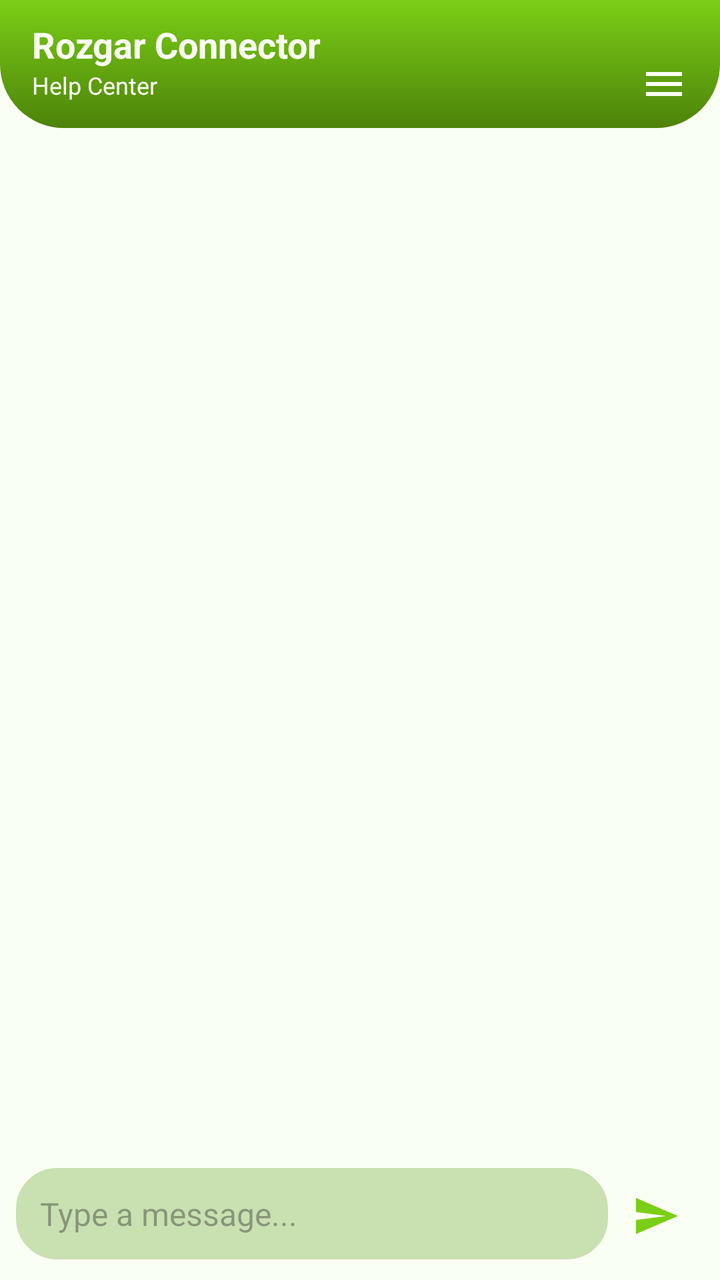
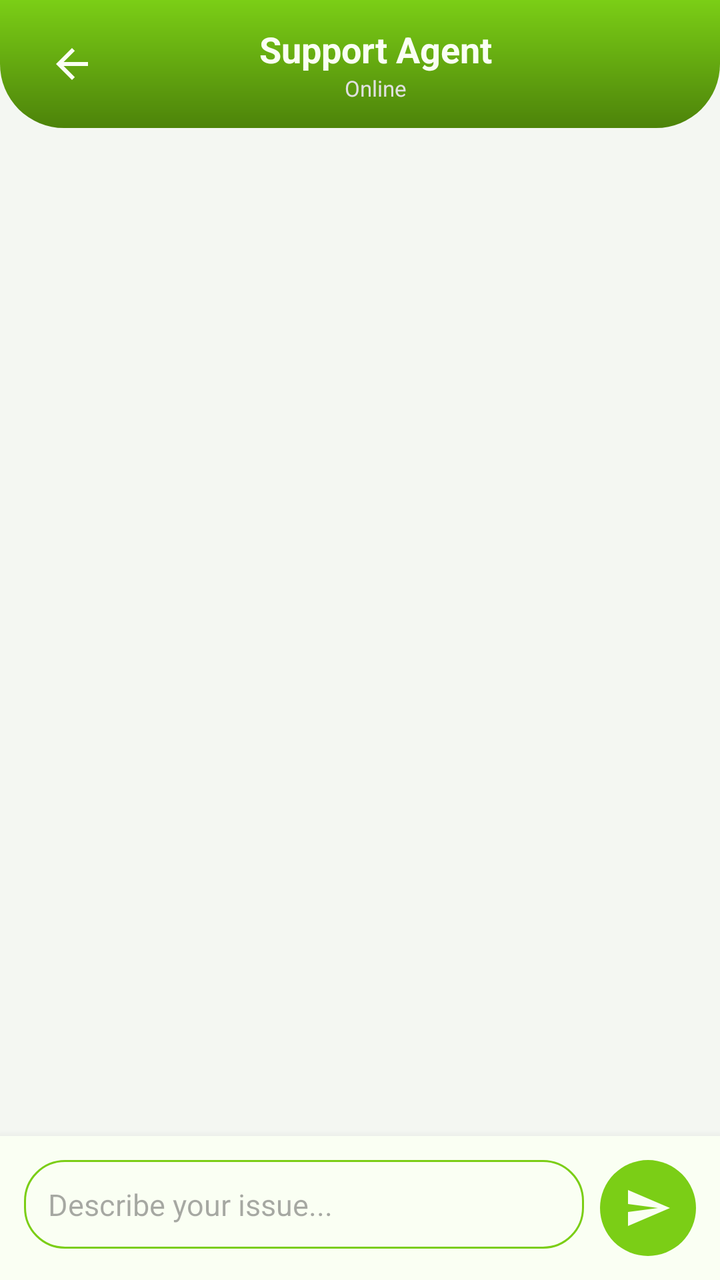

Two renders of the same Android screen: before a commit and after it. Below are the layout's source before the change and the commit's diff.
<!-- AndroidManifest.xml: application theme Theme.RozgarConnector -->
<!-- res/layout/activity_chat_with_admin.xml -->
<?xml version="1.0" encoding="utf-8"?>
<RelativeLayout xmlns:android="http://schemas.android.com/apk/res/android"
    xmlns:app="http://schemas.android.com/apk/res-auto"
    xmlns:tools="http://schemas.android.com/tools"
    android:layout_width="match_parent"
    android:layout_height="match_parent"
    android:background="@color/white"
    android:elevation="4dp"
    tools:context=".ui.help.ChatWithAdminActivity">

    <com.google.android.material.appbar.AppBarLayout
        android:id="@+id/app_bar_layout"
        android:layout_width="match_parent"
        android:layout_height="wrap_content"
        android:background="@drawable/header_gradient_curved">

        <androidx.appcompat.widget.Toolbar
            android:id="@+id/toolbar"
            android:layout_width="match_parent"
            android:layout_height="?attr/actionBarSize">

            <RelativeLayout
                android:layout_width="match_parent"
                android:layout_height="match_parent"
                android:gravity="center_vertical">

                <LinearLayout
                    android:layout_width="wrap_content"
                    android:layout_height="wrap_content"
                    android:orientation="vertical">

                    <TextView
                        android:layout_width="wrap_content"
                        android:layout_height="wrap_content"
                        android:text="Rozgar Connector"
                        android:textColor="@color/white"
                        android:textSize="18sp"
                        android:textStyle="bold" />

                    <TextView
                        android:layout_width="wrap_content"
                        android:layout_height="wrap_content"
                        android:text="Help Center"
                        android:textColor="@color/white"
                        android:textSize="12sp" />
                </LinearLayout>

                <ImageView
                    android:id="@+id/btnSettings"
                    android:layout_width="24dp"
                    android:layout_height="24dp"
                    android:layout_alignParentEnd="true"
                    android:layout_centerVertical="true"
                    android:layout_marginEnd="16dp"
                    android:src="@drawable/ic_menu"
                    app:tint="@color/white" />
            </RelativeLayout>
        </androidx.appcompat.widget.Toolbar>
    </com.google.android.material.appbar.AppBarLayout>

    <androidx.recyclerview.widget.RecyclerView
        android:id="@+id/chat_recycler_view"
        android:layout_width="match_parent"
        android:layout_height="match_parent"
        android:layout_above="@+id/message_input_layout"
        android:layout_below="@+id/app_bar_layout" />

    <LinearLayout
        android:id="@+id/message_input_layout"
        android:layout_width="match_parent"
        android:layout_height="wrap_content"
        android:layout_alignParentBottom="true"
        android:orientation="horizontal"
        android:padding="8dp">

        <EditText
            android:id="@+id/message_edit_text"
            android:layout_width="0dp"
            android:layout_height="wrap_content"
            android:layout_weight="1"
            android:backgroundTint="#C9E0B1"
            android:hint="Type a message..."
            android:background="@drawable/edittext_border"
            android:inputType="textMultiLine"
            android:maxLines="4"
            android:padding="12dp"
            android:textColor="@color/black"
            android:textSize="16sp" />

        <ImageButton
            android:id="@+id/send_button"
            android:layout_width="48dp"
            android:layout_height="48dp"
            android:background="?attr/selectableItemBackgroundBorderless"
            android:padding="10dp"
            android:scaleType="centerInside"
            android:src="@drawable/ic_send"
            app:tint="@color/primary_green" />
    </LinearLayout>

</RelativeLayout>
<!-- resources referenced by this layout -->
<resources>
  <color name="black">#FF000000</color>
  <color name="primary_green">#7BCE16</color>
  <color name="white">#FAFFF3</color>
  <!-- drawable edittext_border (drawable) -->
  <shape xmlns:android="http://schemas.android.com/apk/res/android">
      <stroke android:width="1dp" android:color="#7BCE16"/>
      <corners android:radius="20dp"/>
      <padding android:left="10dp" android:right="10dp"/>
  </shape>
  <!-- drawable header_gradient_curved (drawable) -->
  <shape xmlns:android="http://schemas.android.com/apk/res/android">
      <gradient
          android:startColor="@color/primary_green"
          android:endColor="#4D830A"
          android:angle="270"/>
      <corners
          android:bottomLeftRadius="32dp"
          android:bottomRightRadius="32dp" />
  </shape>
  <!-- drawable ic_menu (drawable) -->
  <vector xmlns:android="http://schemas.android.com/apk/res/android"
      android:width="24dp"
      android:height="24dp"
      android:viewportWidth="24"
      android:viewportHeight="24">
      <path
          android:fillColor="#000000"
          android:pathData="M3,18h18v-2H3v2zM3,13h18v-2H3v2zM3,6v2h18V6H3z" />
  </vector>
  <!-- drawable ic_send (drawable) -->
  <vector xmlns:android="http://schemas.android.com/apk/res/android"
      android:width="24dp"
      android:height="24dp"
      android:viewportWidth="24"
      android:viewportHeight="24">
    <path
        android:fillColor="@android:color/white"
        android:pathData="M2.01,21L23,12 2.01,3 2,10l15,2 -15,2z"/>
  </vector>
  <style name="Theme.RozgarConnector" parent="Base.Theme.RozgarConnector" />
  <style name="Base.Theme.RozgarConnector" parent="Theme.Material3.DayNight.NoActionBar">
          
          <item name="colorPrimary">@color/primary_green</item>
      </style>
</resources>

<!-- the commit's change to res/layout/activity_chat_with_admin.xml (unified diff, before → after) -->
@@ -4,8 +4,7 @@
     xmlns:tools="http://schemas.android.com/tools"
     android:layout_width="match_parent"
     android:layout_height="match_parent"
-    android:background="@color/white"
-    android:elevation="4dp"
+    android:background="#F4F7F2"
     tools:context=".ui.help.ChatWithAdminActivity">
 
     <com.google.android.material.appbar.AppBarLayout
@@ -21,18 +20,29 @@
 
             <RelativeLayout
                 android:layout_width="match_parent"
-                android:layout_height="match_parent"
-                android:gravity="center_vertical">
+                android:layout_height="match_parent">
+
+                <ImageButton
+                    android:id="@+id/btnBack"
+                    android:layout_width="40dp"
+                    android:layout_height="40dp"
+                    android:layout_centerVertical="true"
+                    android:background="?attr/selectableItemBackgroundBorderless"
+                    android:src="@drawable/ic_back"
+                    app:tint="@color/white" />
 
                 <LinearLayout
                     android:layout_width="wrap_content"
                     android:layout_height="wrap_content"
+                    android:layout_centerInParent="true"
+                    android:gravity="center"
                     android:orientation="vertical">
 
                     <TextView
+                        android:id="@+id/tvAgentName"
                         android:layout_width="wrap_content"
                         android:layout_height="wrap_content"
-                        android:text="Rozgar Connector"
+                        android:text="Support Agent"
                         android:textColor="@color/white"
                         android:textSize="18sp"
                         android:textStyle="bold" />
@@ -40,20 +50,11 @@
                     <TextView
                         android:layout_width="wrap_content"
                         android:layout_height="wrap_content"
-                        android:text="Help Center"
-                        android:textColor="@color/white"
-                        android:textSize="12sp" />
+                        android:text="Online"
+                        android:textColor="#E0E0E0"
+                        android:textSize="11sp" />
                 </LinearLayout>
 
-                <ImageView
-                    android:id="@+id/btnSettings"
-                    android:layout_width="24dp"
-                    android:layout_height="24dp"
-                    android:layout_alignParentEnd="true"
-                    android:layout_centerVertical="true"
-                    android:layout_marginEnd="16dp"
-                    android:src="@drawable/ic_menu"
-                    app:tint="@color/white" />
             </RelativeLayout>
         </androidx.appcompat.widget.Toolbar>
     </com.google.android.material.appbar.AppBarLayout>
@@ -63,39 +64,44 @@
         android:layout_width="match_parent"
         android:layout_height="match_parent"
         android:layout_above="@+id/message_input_layout"
-        android:layout_below="@+id/app_bar_layout" />
+        android:layout_below="@+id/app_bar_layout"
+        android:clipToPadding="false"
+        android:padding="12dp" />
 
     <LinearLayout
         android:id="@+id/message_input_layout"
         android:layout_width="match_parent"
         android:layout_height="wrap_content"
         android:layout_alignParentBottom="true"
+        android:background="@color/white"
+        android:elevation="8dp"
         android:orientation="horizontal"
-        android:padding="8dp">
+        android:padding="12dp">
 
         <EditText
             android:id="@+id/message_edit_text"
             android:layout_width="0dp"
             android:layout_height="wrap_content"
             android:layout_weight="1"
-            android:backgroundTint="#C9E0B1"
-            android:hint="Type a message..."
             android:background="@drawable/edittext_border"
+            android:hint="Describe your issue..."
             android:inputType="textMultiLine"
             android:maxLines="4"
             android:padding="12dp"
             android:textColor="@color/black"
-            android:textSize="16sp" />
+            android:textSize="15sp" />
 
         <ImageButton
             android:id="@+id/send_button"
             android:layout_width="48dp"
             android:layout_height="48dp"
-            android:background="?attr/selectableItemBackgroundBorderless"
-            android:padding="10dp"
+            android:layout_marginStart="8dp"
+            android:background="@drawable/circle_shape"
+            android:backgroundTint="@color/primary_green"
+            android:padding="12dp"
             android:scaleType="centerInside"
             android:src="@drawable/ic_send"
-            app:tint="@color/primary_green" />
+            app:tint="@color/white" />
     </LinearLayout>
 
 </RelativeLayout>
<!-- resource entries referenced after the edit -->
@@ -3,6 +3,12 @@
   <color name="black">#FF000000</color>
   <color name="primary_green">#7BCE16</color>
   <color name="white">#FAFFF3</color>
+  <!-- drawable circle_shape (drawable) -->
+  <?xml version="1.0" encoding="utf-8"?>
+  <shape xmlns:android="http://schemas.android.com/apk/res/android"
+      android:shape="oval">
+      <solid android:color="#62AB06"/>
+  </shape>
   <!-- drawable edittext_border (drawable) -->
   <shape xmlns:android="http://schemas.android.com/apk/res/android">
       <stroke android:width="1dp" android:color="#7BCE16"/>
@@ -19,15 +25,15 @@
           android:bottomLeftRadius="32dp"
           android:bottomRightRadius="32dp" />
   </shape>
-  <!-- drawable ic_menu (drawable) -->
+  <!-- drawable ic_back (drawable) -->
   <vector xmlns:android="http://schemas.android.com/apk/res/android"
       android:width="24dp"
       android:height="24dp"
       android:viewportWidth="24"
       android:viewportHeight="24">
-      <path
-          android:fillColor="#000000"
-          android:pathData="M3,18h18v-2H3v2zM3,13h18v-2H3v2zM3,6v2h18V6H3z" />
+    <path
+        android:fillColor="@android:color/white"
+        android:pathData="M20,11H7.83l5.59,-5.59L12,4l-8,8 8,8 1.41,-1.41L7.83,13H20v-2z"/>
   </vector>
   <!-- drawable ic_send (drawable) -->
   <vector xmlns:android="http://schemas.android.com/apk/res/android"
